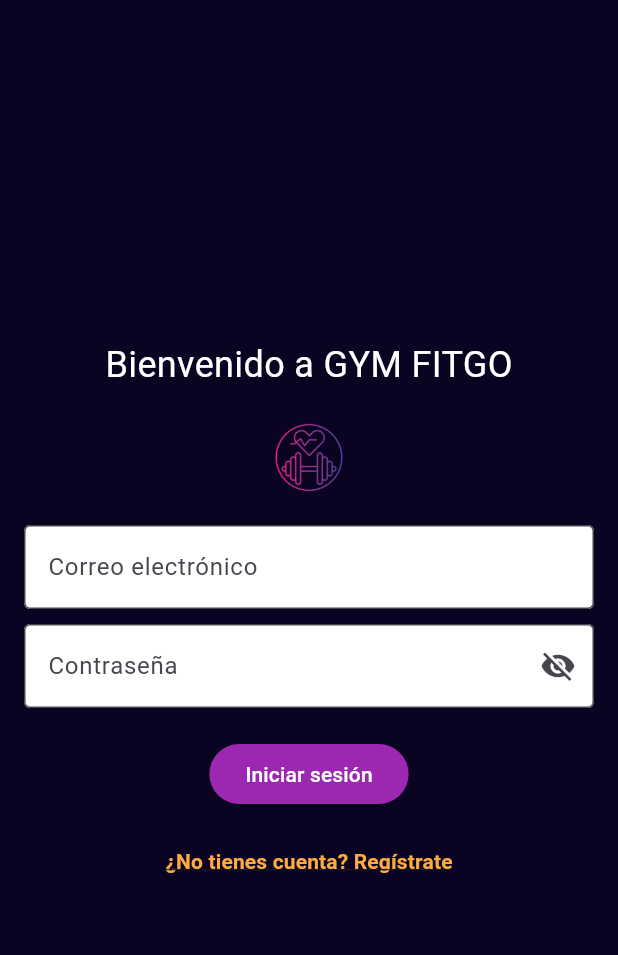
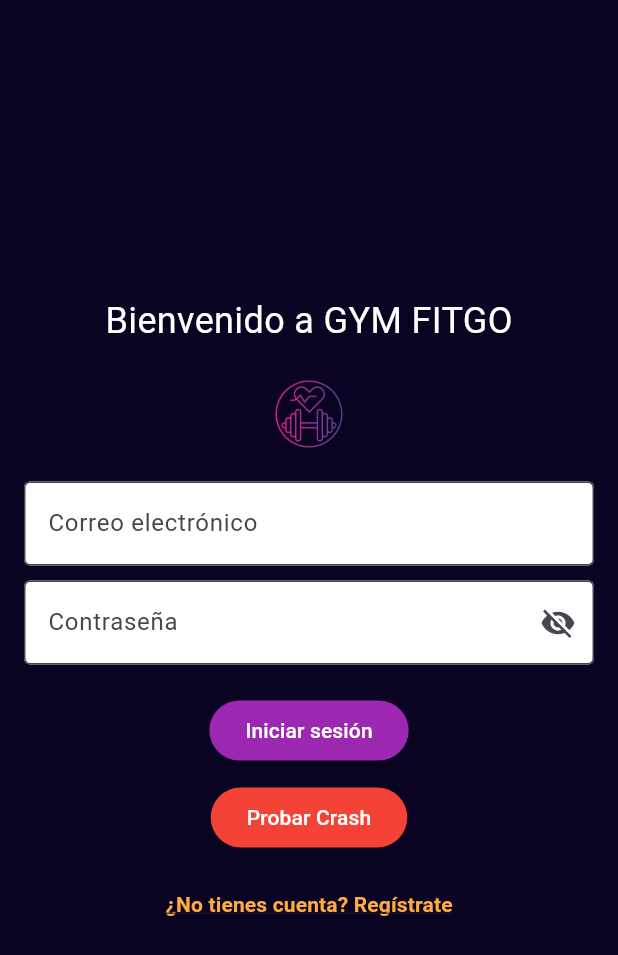
Before and after one commit to Anndrea1707/AppGymFITGO, a Flutter app: the screen it shows after launch, on a phone screen of 412 x 824 dp. Shown: the top 955 px of the screen. Run offline on Flutter 3.47's test engine with Material 3 defaults, Android fonts, the light colour scheme and no system bars; our stand-ins replace cloud_firestore, firebase_auth, firebase_core, firebase_crashlytics, flutter_local_notifications, flutter_rating_bar and 3 more; missing offline and left inert: clippy_flutter; accounts and stored records are empty.

Commit message:
Aplicacion de firebase crashlytics para pruebas de app

```diff
--- a/lib/main.dart
+++ b/lib/main.dart
@@ -1,21 +1,34 @@
 import 'package:flutter/material.dart';
-import 'package:gym_fitgo/screens/login_screen.dart'; // Importa la pantalla de login
-import 'services/notification_services.dart'; // Importa el servicio de notificaciones
+import 'package:gym_fitgo/screens/login_screen.dart';
+import 'services/notification_services.dart';
 import 'package:firebase_core/firebase_core.dart';
+import 'package:firebase_crashlytics/firebase_crashlytics.dart';
+import 'package:flutter/foundation.dart';
 
 void main() async {
   WidgetsFlutterBinding.ensureInitialized();
   await Firebase.initializeApp();
+
+  // Configura Crashlytics para capturar errores de Flutter
+  FlutterError.onError = (FlutterErrorDetails details) {
+    FirebaseCrashlytics.instance.recordFlutterError(details);
+  };
+
+  // Captura errores asíncronos
+  PlatformDispatcher.instance.onError = (Object error, StackTrace stack) {
+    FirebaseCrashlytics.instance.recordError(error, stack, fatal: true);
+    return true;
+  };
+
   await initNotifications(); // Inicializa las notificaciones
   runApp(MyGymApp());
 }
-
 
 class MyGymApp extends StatelessWidget {
   @override
   Widget build(BuildContext context) {
     return MaterialApp(
-      home: LoginScreen(), // Cambia a LoginScreen como pantalla inicial
+      home: LoginScreen(),
       debugShowCheckedModeBanner: false,
     );
   }
--- a/lib/screens/login_screen.dart
+++ b/lib/screens/login_screen.dart
@@ -4,7 +4,7 @@ import 'package:gym_fitgo/screens/beginner_routine_screen.dart';
 import 'package:gym_fitgo/screens/admin_home_screen.dart';
 import 'package:gym_fitgo/screens/register_screen.dart';
 import 'package:shared_preferences/shared_preferences.dart';
-
+import 'package:firebase_crashlytics/firebase_crashlytics.dart'; // Importa Crashlytics
 
 class MyApp extends StatelessWidget {
   @override
@@ -90,6 +90,20 @@ class _LoginScreenState extends State<LoginScreen> {
                 ),
               ),
               SizedBox(height: 10),
+              // Botón de prueba para Crashlytics
+              ElevatedButton(
+                onPressed: () {
+                  FirebaseCrashlytics.instance.crash();
+                },
+                style: ElevatedButton.styleFrom(
+                  backgroundColor: Colors.red, // Color diferente para distinguirlo
+                ),
+                child: Text(
+                  "Probar Crash",
+                  style: TextStyle(color: Colors.white),
+                ),
+              ),
+              SizedBox(height: 10),
               TextButton(
                 onPressed: () {
                   Navigator.push(
--- a/pubspec.yaml
+++ b/pubspec.yaml
@@ -44,6 +44,7 @@ dependencies:
   firebase_core: ^3.8.0
   cloud_firestore: ^5.5.0
   shared_preferences: ^2.5.2
+  firebase_crashlytics: ^4.3.5
 
 dev_dependencies:
   flutter_test:
```
Also changed, not shown: pubspec.lock, 5 other files.
